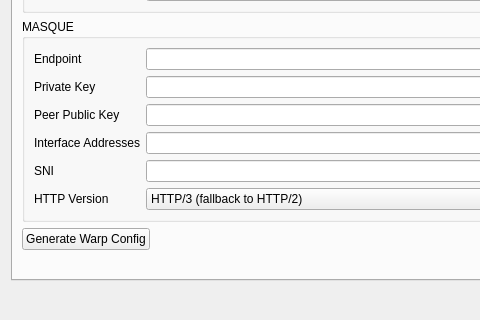
Qt form include/ui/setting/dialog_manage_routes.ui (parhelia512/nekoray-win7) before a commit; both pictures show x 0 to 480 and y 280 to 600 of the 1057 by 600 pixel window.
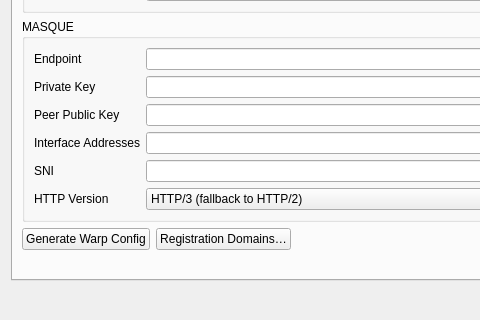
The same form after that commit. The open tabs and pages were chosen to show the change.

Commit message: improve warp gen && fix long start/stop profile dialog && fix masque + ruleset download deadlock && allow specifying the warp gen domain

Patch:
```diff
--- a/include/ui/setting/dialog_manage_routes.ui
+++ b/include/ui/setting/dialog_manage_routes.ui
@@ -449,6 +449,16 @@
            </property>
           </widget>
          </item>
+         <item>
+          <widget class="QPushButton" name="warp_api_hosts_btn">
+           <property name="toolTip">
+            <string>Cloudflare API domains to try, in order, when generating a WARP config</string>
+           </property>
+           <property name="text">
+            <string>Registration Domains…</string>
+           </property>
+          </widget>
+         </item>
          <item>
           <spacer name="warp_autogen_spacer">
            <property name="orientation">
```
The commit also changes 22 other files.
